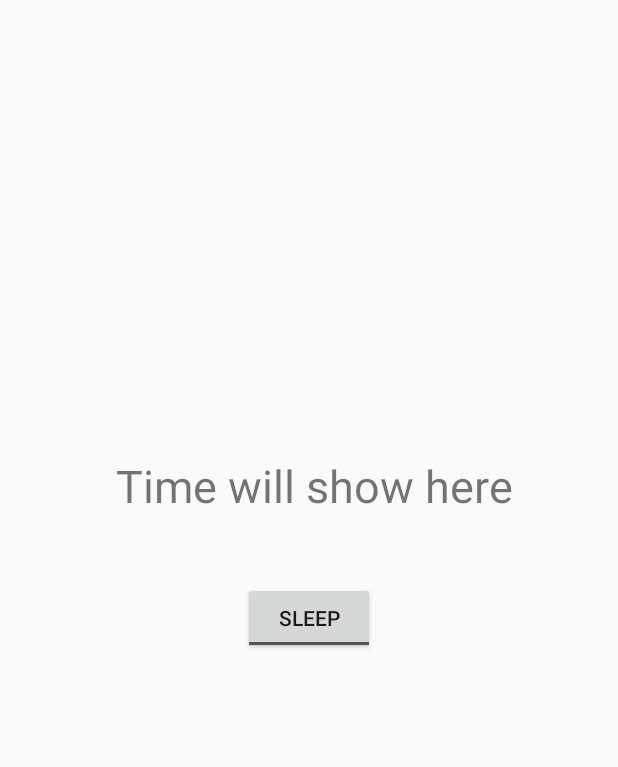
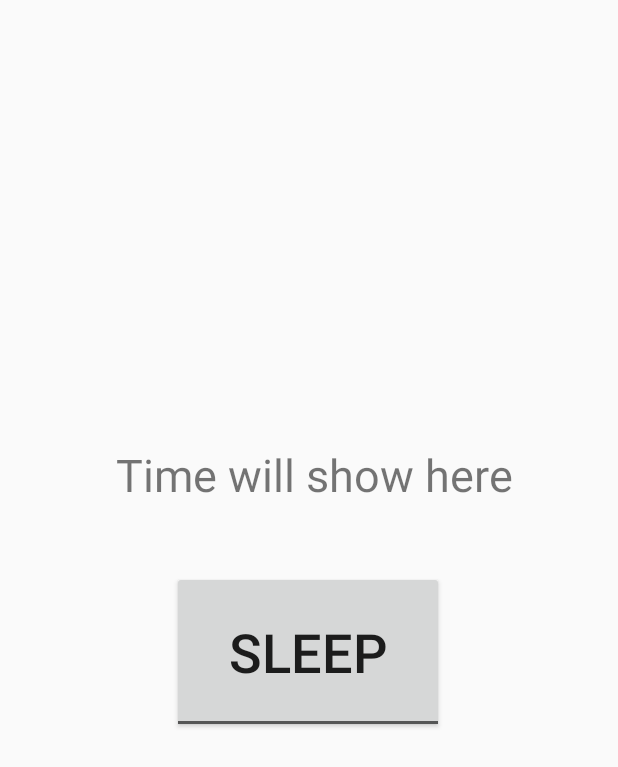
Before and after one commit to Lambbda/ZZZ, an Android app: the screen it shows after launch (MainActivity), on a phone screen of 412 x 824 dp. Shown: the top 767 px of the screen. Run offline under Robolectric (Android 15) with nearby library versions, the phone set to English and light mode, and no system bars.

```diff
--- a/app/src/main/java/com/example/calendar/MainActivity.java
+++ b/app/src/main/java/com/example/calendar/MainActivity.java
@@ -3,24 +3,31 @@ package com.example.calendar;
 import android.os.Bundle;
 import android.widget.*;
 import java.util.Date;
+import java.util.ArrayList;
 import androidx.appcompat.app.AppCompatActivity;
 
 public class MainActivity extends AppCompatActivity {
-    Date t_push, t_release;
+    ArrayList<Date> start = new ArrayList<>();
+    ArrayList<Date> end = new ArrayList<>();
     long zzz;               //Difference between push and release in hours
     protected void onCreate(Bundle savedInstanceState) {
         super.onCreate(savedInstanceState);
         setContentView(R.layout.activity_main);
-        ToggleButton tbutton = findViewById(R.id.button);
-        tbutton.setOnCheckedChangeListener(new CompoundButton.OnCheckedChangeListener() {
+        ToggleButton button = findViewById(R.id.button);
+        button.setOnCheckedChangeListener(new CompoundButton.OnCheckedChangeListener() {
             public void onCheckedChanged(CompoundButton buttonView, boolean isChecked) {
+                TextView tv = findViewById(R.id.textView);
+                String display;
                 if (isChecked) {
-                    t_push=java.util.Calendar.getInstance().getTime();
+                    start.add(java.util.Calendar.getInstance().getTime());
+                    display = "Sleeping...";
+                    tv.setText(display);
                 } else {
-                    t_release=java.util.Calendar.getInstance().getTime();
-                    zzz = t_release.getTime() - t_push.getTime();
-                    TextView tv = findViewById(R.id.textView);
-                    String display = zzz/1000+" seconds";
+                    end.add(java.util.Calendar.getInstance().getTime());
+                    for (int i=0;i<end.size();i++){
+                        zzz+=(end.get(i).getTime()- start.get(i).getTime());
+                    }
+                    display = zzz/1000+" seconds";
                     tv.setText(display);
                 }
             }
--- a/app/src/main/res/layout/activity_main.xml
+++ b/app/src/main/res/layout/activity_main.xml
@@ -19,16 +19,17 @@
 
     <ToggleButton
         android:id="@+id/button"
-        android:layout_width="wrap_content"
-        android:layout_height="wrap_content"
-        android:text="ZZZ"
+        android:layout_width="181dp"
+        android:layout_height="108dp"
         android:textOff="Sleep"
-        android:textOn="ZZZ"
+        android:textOn="Wake"
+        android:textSize="36sp"
         app:layout_constraintBottom_toBottomOf="parent"
         app:layout_constraintEnd_toEndOf="parent"
-        app:layout_constraintHorizontal_bias="0.5"
+        app:layout_constraintHorizontal_bias="0.498"
         app:layout_constraintStart_toStartOf="parent"
-        app:layout_constraintTop_toTopOf="parent" />
+        app:layout_constraintTop_toTopOf="parent"
+        app:layout_constraintVertical_bias="0.532" />
 
     <TextView
         android:id="@+id/textView"
```
